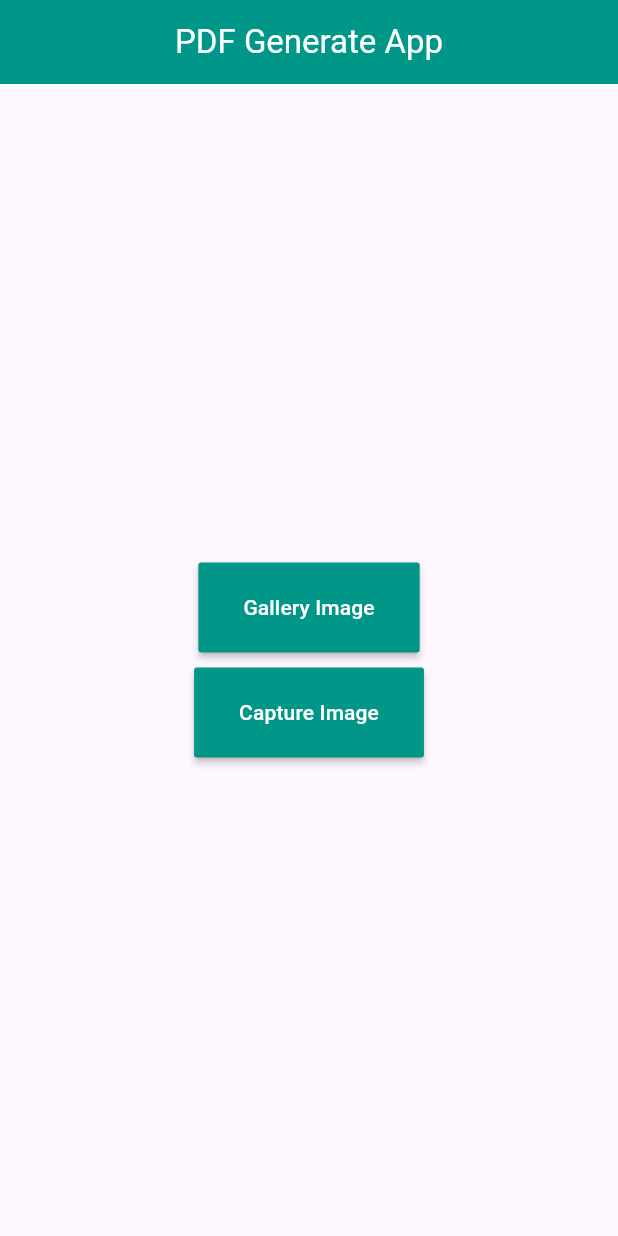
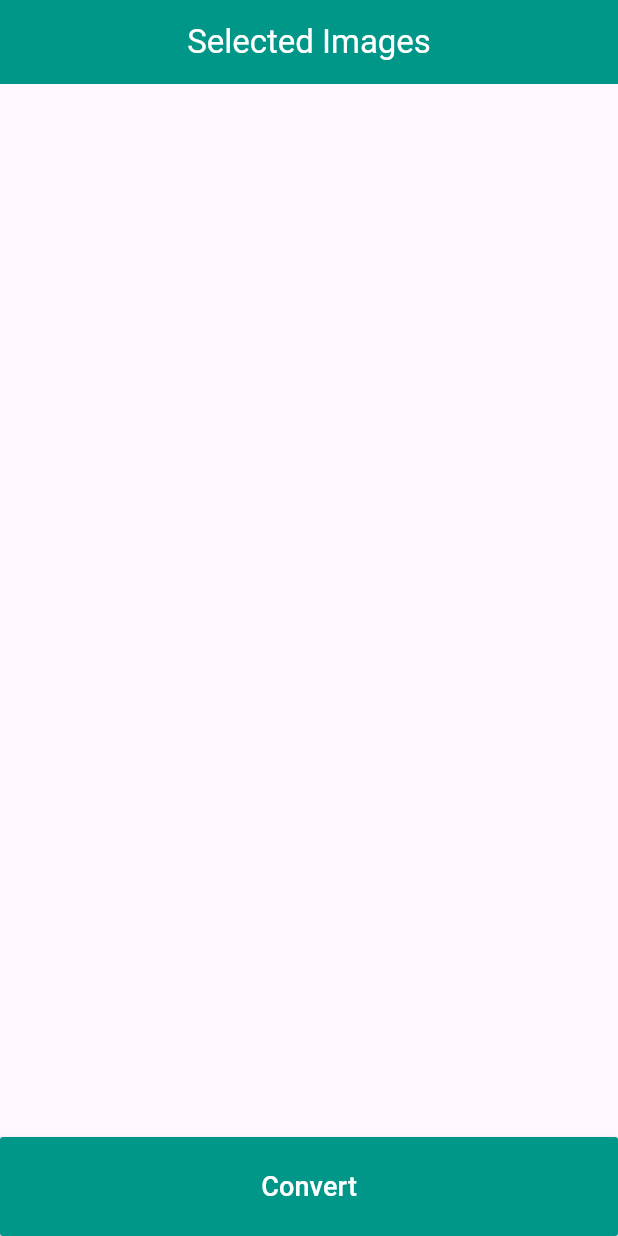
Before and after one commit to sazidansari9634/pdfgenerateapp, a Flutter app: the screen it shows after launch, on a phone screen of 412 x 824 dp. Run offline on Flutter 3.47's test engine with Material 3 defaults, Android fonts, the phone set to English and light mode, and no system bars; our stand-ins replace gap, image_picker.

Commit message:
create selected images page

```diff
--- a/lib/main.dart
+++ b/lib/main.dart
@@ -1,5 +1,6 @@
 import 'package:flutter/material.dart';
 import 'package:pdfgenerateapp/main_page.dart';
+import 'package:pdfgenerateapp/selected_images.dart';
 
 void main() {
   runApp(const MyApp());
@@ -17,7 +18,7 @@ class MyApp extends StatelessWidget {
         colorScheme: ColorScheme.fromSeed(seedColor: Colors.deepPurple),
         useMaterial3: true,
       ),
-      home: const MainPage()
+      home: const SelectedImages()
     );
   }
 }
--- /dev/null
+++ b/lib/selected_images.dart
@@ -0,0 +1,76 @@
+import 'dart:io';
+
+import 'package:flutter/material.dart';
+import 'package:gap/gap.dart';
+import 'package:pdfgenerateapp/images_list.dart';
+
+class SelectedImages extends StatefulWidget {
+  const SelectedImages({super.key});
+
+  @override
+  State<SelectedImages> createState() => _SelectedImagesState();
+}
+
+class _SelectedImagesState extends State<SelectedImages> {
+  ImagesList imagesList = ImagesList();
+  late double progressValue = 0;
+  late bool isExporting = false;
+
+  @override
+  Widget build(BuildContext context) {
+    return Scaffold(
+       appBar: AppBar(
+        title: const Text("Selected Images"),
+        centerTitle: true,
+        backgroundColor: Colors.teal,
+        foregroundColor: Colors.white,
+      ),
+      bottomNavigationBar: MaterialButton(
+        color: Colors.teal,
+        textColor: Colors.white,
+        padding: const EdgeInsets.symmetric(vertical: 20),
+        onPressed: (){},
+        child: const Text("Convert",style: TextStyle(fontSize: 18),),
+        ),
+        body:  SingleChildScrollView(
+          child: Column(
+            children: [
+              Visibility(
+                visible: isExporting,
+                child: Padding(
+                  padding: const EdgeInsets.symmetric(horizontal: 10, vertical: 10),
+                  child: LinearProgressIndicator(
+                    minHeight: 25,
+                    borderRadius: const BorderRadius.all(Radius.circular(10)),
+                    valueColor: const AlwaysStoppedAnimation<Color>(Colors.green),
+                    value: progressValue,
+                  ),
+                  ),
+              ),
+               const Gap(10),
+                Visibility(
+                  visible: !isExporting,
+                  child: GridView.builder(
+                    shrinkWrap: true,
+                    gridDelegate: const SliverGridDelegateWithFixedCrossAxisCount(
+                    crossAxisCount: 2,
+                    ),
+                    itemCount: imagesList.imagePaths.length,
+                    itemBuilder: (BuildContext context, int index){
+                      return Card(
+                        child: Image(
+                          image: FileImage(
+                            File(imagesList.imagePaths[index].path),
+                        ),
+                        fit: BoxFit.contain,
+                        ),
+                      );
+                    },
+                  ),
+                )
+            ],
+          ),
+        ),
+    );
+  }
+}
```
